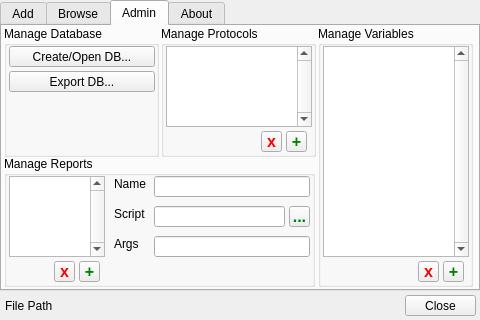
Qt form src/psylab/subject_manager/subject_manager_ui.ui (cbrown1/psylab) before a commit.
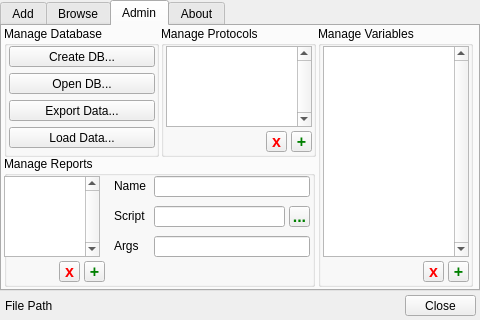
The same form after that commit.

Commit message: subject manager: db create/open, sql data import/export.

What changed in the file:
```diff
--- a/src/psylab/subject_manager/subject_manager_ui.ui
+++ b/src/psylab/subject_manager/subject_manager_ui.ui
@@ -929,13 +929,16 @@
        <height>131</height>
       </rect>
      </property>
+     <property name="styleSheet">
+      <string notr="true"/>
+     </property>
      <property name="title">
       <string>Manage Protocols</string>
      </property>
      <widget class="QPushButton" name="admin_protocols_remove_pushButton">
       <property name="geometry">
        <rect>
-        <x>100</x>
+        <x>105</x>
         <y>105</y>
         <width>21</width>
         <height>21</height>
@@ -958,7 +961,7 @@
      <widget class="QPushButton" name="admin_protocols_add_pushButton">
       <property name="geometry">
        <rect>
-        <x>125</x>
+        <x>130</x>
         <y>105</y>
         <width>21</width>
         <height>21</height>
@@ -1001,13 +1004,16 @@
        <height>261</height>
       </rect>
      </property>
+     <property name="styleSheet">
+      <string notr="true"/>
+     </property>
      <property name="title">
       <string>Manage Variables</string>
      </property>
      <widget class="QPushButton" name="admin_user_remove_pushButton">
       <property name="geometry">
        <rect>
-        <x>100</x>
+        <x>105</x>
         <y>235</y>
         <width>21</width>
         <height>21</height>
@@ -1030,7 +1036,7 @@
      <widget class="QPushButton" name="admin_user_add_pushButton">
       <property name="geometry">
        <rect>
-        <x>125</x>
+        <x>130</x>
         <y>235</y>
         <width>21</width>
         <height>21</height>
@@ -1073,6 +1079,9 @@
        <height>131</height>
       </rect>
      </property>
+     <property name="styleSheet">
+      <string notr="true"/>
+     </property>
      <property name="title">
       <string>Manage Database</string>
      </property>
@@ -1086,20 +1095,46 @@
        </rect>
       </property>
       <property name="text">
-       <string>Create/Open DB...</string>
+       <string>Create DB...</string>
       </property>
      </widget>
      <widget class="QPushButton" name="admin_db_export_db_pushButton">
       <property name="geometry">
        <rect>
         <x>5</x>
-        <y>45</y>
+        <y>74</y>
         <width>146</width>
         <height>21</height>
        </rect>
       </property>
       <property name="text">
-       <string>Export DB...</string>
+       <string>Export Data...</string>
+      </property>
+     </widget>
+     <widget class="QPushButton" name="admin_db_load_schema_pushButton">
+      <property name="geometry">
+       <rect>
+        <x>5</x>
+        <y>101</y>
+        <width>146</width>
+        <height>21</height>
+       </rect>
+      </property>
+      <property name="text">
+       <string>Load Data...</string>
+      </property>
+     </widget>
+     <widget class="QPushButton" name="admin_db_open_pushButton">
+      <property name="geometry">
+       <rect>
+        <x>5</x>
+        <y>47</y>
+        <width>146</width>
+        <height>21</height>
+       </rect>
+      </property>
+      <property name="text">
+       <string>Open DB...</string>
       </property>
      </widget>
     </widget>
@@ -1112,13 +1147,16 @@
        <height>131</height>
       </rect>
      </property>
+     <property name="styleSheet">
+      <string notr="true"/>
+     </property>
      <property name="title">
       <string>Manage Reports</string>
      </property>
      <widget class="QPushButton" name="admin_reports_remove_pushButton">
       <property name="geometry">
        <rect>
-        <x>50</x>
+        <x>55</x>
         <y>105</y>
         <width>21</width>
         <height>21</height>
@@ -1141,7 +1179,7 @@
      <widget class="QPushButton" name="admin_reports_add_pushButton">
       <property name="geometry">
        <rect>
-        <x>75</x>
+        <x>80</x>
         <y>105</y>
         <width>21</width>
         <height>21</height>
@@ -1164,7 +1202,7 @@
      <widget class="QListWidget" name="admin_reports_listWidget">
       <property name="geometry">
        <rect>
-        <x>5</x>
+        <x>0</x>
         <y>20</y>
         <width>96</width>
         <height>81</height>
@@ -1195,7 +1233,7 @@
       <property name="geometry">
        <rect>
         <x>110</x>
-        <y>20</y>
+        <y>22</y>
         <width>41</width>
         <height>16</height>
        </rect>
@@ -1208,7 +1246,7 @@
       <property name="geometry">
        <rect>
         <x>110</x>
-        <y>50</y>
+        <y>52</y>
         <width>41</width>
         <height>16</height>
        </rect>
@@ -1257,7 +1295,7 @@
       <property name="geometry">
        <rect>
         <x>110</x>
-        <y>80</y>
+        <y>82</y>
         <width>41</width>
         <height>16</height>
        </rect>
```
Left out of the diff: 48 changed lines with no effect on the pictures. The commit also changes 10 other files.
